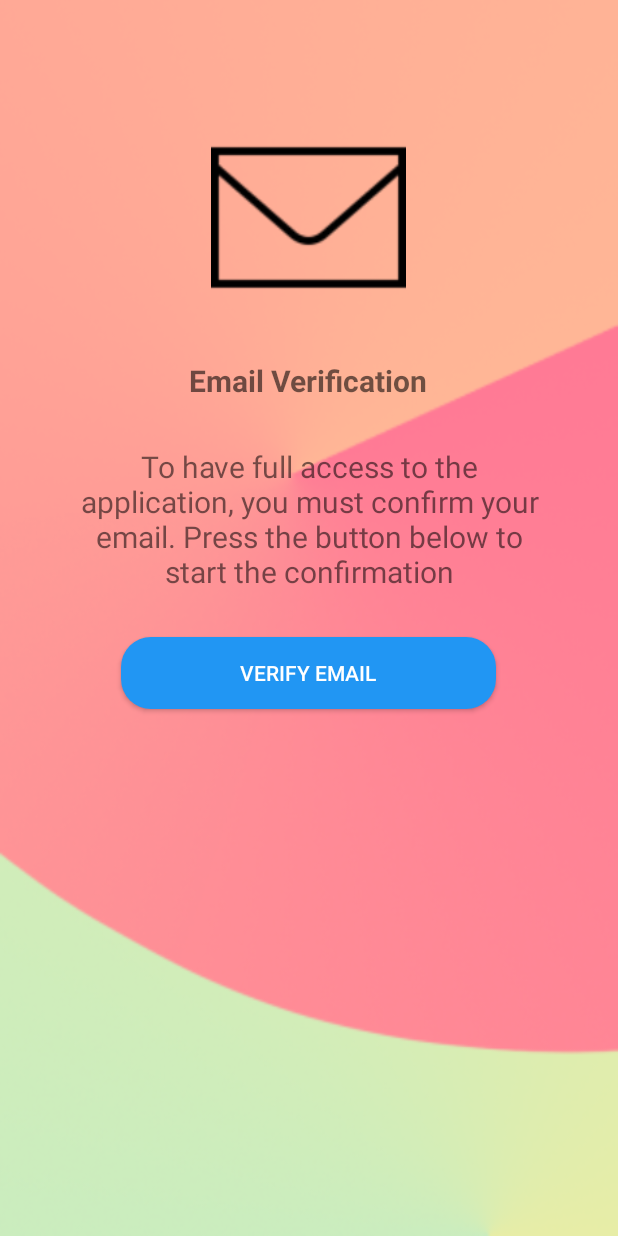
After one commit to RaZzV2/News, an Android app: the layout activity_email_opener.xml on its own in the app's theme, with its tools: preview values and no code run, on a phone screen of 412 x 824 dp. The commit adds this screen. Run offline under Robolectric (Android 15) with nearby library versions, the phone set to English and light mode, and no system bars.

Commit message:
authentication system added features
-u can't log in if your number and your email is not confirmed
-now when you connect to the app it shows your username in welcome message

```diff
--- a/app/src/main/AndroidManifest.xml
+++ b/app/src/main/AndroidManifest.xml
@@ -14,6 +14,9 @@
         android:theme="@style/Theme.News"
         android:usesCleartextTraffic="true"
         tools:targetApi="31">
+        <activity
+            android:name=".EmailOpener"
+            android:exported="false" />
         <activity
             android:name=".ReceiveOTP"
             android:exported="false" />
--- a/app/src/main/java/com/example/news/AuthManager.java
+++ b/app/src/main/java/com/example/news/AuthManager.java
@@ -37,6 +37,8 @@ public class AuthManager {
         firebaseAuth.signOut();
     }
 
+    public void reload() {firebaseUser.reload();}
+
     public void login(String email, String password, OnCompleteListener<AuthResult> listener) {
         firebaseAuth.signInWithEmailAndPassword(email, password)
                 .addOnCompleteListener(listener);
--- a/app/src/main/java/com/example/news/ReceiveOTP.java
+++ b/app/src/main/java/com/example/news/ReceiveOTP.java
@@ -1,5 +1,6 @@
 package com.example.news;
 
+import android.content.Intent;
 import android.os.Bundle;
 import android.widget.Button;
 import android.widget.EditText;
@@ -52,6 +53,9 @@ public class ReceiveOTP extends AppCompatActivity {
             if(task.isSuccessful()){
                 Toast.makeText(ReceiveOTP.this, "Phone number has been verified!", Toast.LENGTH_SHORT).show();
                 authManager.getCurrentUserConfirmedPhoneReference().setValue(true);
+                Intent intent = new Intent(getApplicationContext(), EmailOpener.class);
+                startActivity(intent);
+                finish();
             }
             else{
                 Toast.makeText(ReceiveOTP.this, "The OTP code entered is wrong!", Toast.LENGTH_SHORT).show();
--- /dev/null
+++ b/app/src/main/res/layout/activity_email_opener.xml
@@ -0,0 +1,58 @@
+<?xml version="1.0" encoding="utf-8"?>
+<ScrollView xmlns:android="http://schemas.android.com/apk/res/android"
+    xmlns:app="http://schemas.android.com/apk/res-auto"
+    xmlns:tools="http://schemas.android.com/tools"
+    android:layout_width="match_parent"
+    android:layout_height="match_parent"
+    android:background="@drawable/background"
+    tools:context=".EmailOpener">
+
+    <LinearLayout
+        android:layout_width="match_parent"
+        android:layout_height="wrap_content"
+        android:gravity="center"
+        android:orientation="vertical">
+
+        <ImageView
+            android:layout_width="130dp"
+            android:layout_height="130dp"
+            android:layout_marginTop="80dp"
+            android:src="@drawable/email"
+            android:contentDescription="@string/email">
+        </ImageView>
+
+        <TextView
+            android:layout_width="wrap_content"
+            android:layout_height="wrap_content"
+            android:layout_marginTop="30dp"
+            android:text="@string/email_verification"
+            android:textSize="20sp"
+            android:textStyle="bold"
+            android:textColor="@color/common_google_signin_btn_text_light">
+        </TextView>
+
+        <TextView
+            android:layout_width="match_parent"
+            android:layout_height="wrap_content"
+            android:layout_marginStart="50dp"
+            android:layout_marginTop="30dp"
+            android:layout_marginEnd="50dp"
+            android:gravity="center"
+            android:text="@string/email_confirmation"
+            android:textSize="20sp" />
+
+        <androidx.appcompat.widget.AppCompatButton
+            android:id="@+id/getEmail"
+            android:layout_width="250dp"
+            android:layout_height="wrap_content"
+            android:layout_margin="30dp"
+            android:background="@drawable/button_curve"
+            android:gravity="center"
+            android:backgroundTint="@null"
+            android:textColor="#FFFFFF"
+            android:text="@string/verify_email"
+            />
+
+    </LinearLayout>
+
+</ScrollView>
--- a/app/src/main/res/values/strings.xml
+++ b/app/src/main/res/values/strings.xml
@@ -47,4 +47,8 @@
     <string name="verify">VERIFY</string>
     <string name="did_not_receive_the_otp">Did not receive the OTP?</string>
     <string name="or_sign_up_with">or sign up with</string>
+    <string name="email_verification">Email Verification</string>
+    <string name="email_confirmation">To have full access to the application, you must confirm your email. Press the button below to start the confirmation</string>
+    <string name="verify_email">VERIFY EMAIL</string>
+    <string name="welcomeTitle">\"Welcome \"</string>
 </resources>
```
Also changed, not shown: app/src/main/java/com/example/news/EmailOpener.java (added, +54 -0 lines), app/src/main/java/com/example/news/HomeActivity.java (+28 -1 lines), app/src/main/java/com/example/news/MainActivity.java (+10 -8 lines), app/src/main/res/drawable/email.png (added).
